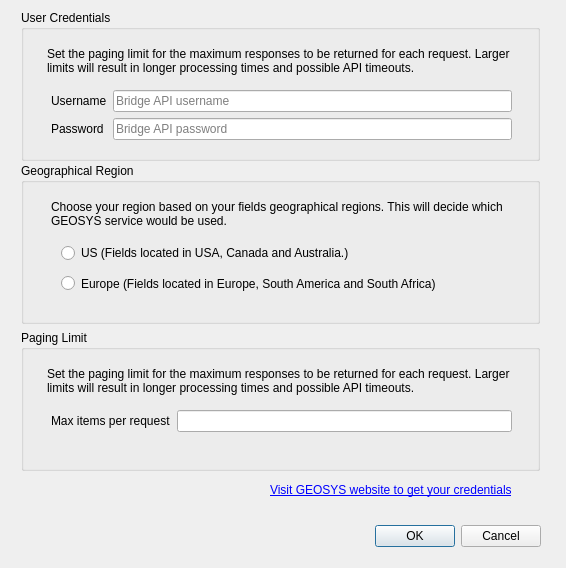
This is geosys/ui/templates/options_dialog_base.ui in earthdaily/qgis-plugin as Qt 5 draws it before an edit. The edited form follows.
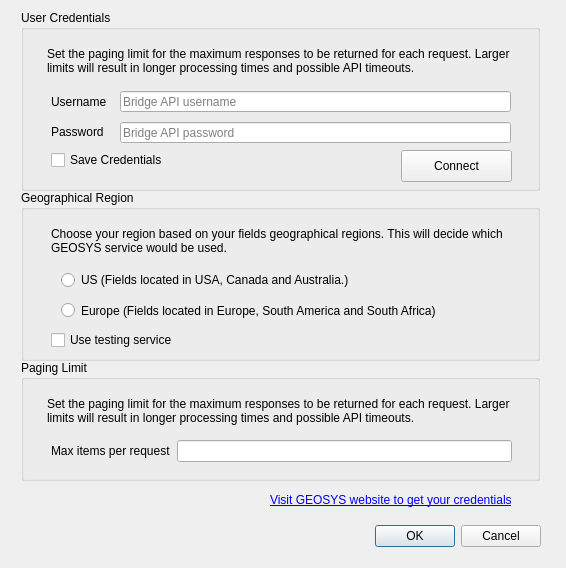
This is the edited form.

Commit message: add ui control for credentials option

Patch:
```diff
--- a/geosys/ui/templates/options_dialog_base.ui
+++ b/geosys/ui/templates/options_dialog_base.ui
@@ -39,7 +39,7 @@
    <property name="geometry">
     <rect>
      <x>270</x>
-     <y>480</y>
+     <y>490</y>
      <width>271</width>
      <height>20</height>
     </rect>
@@ -60,70 +60,12 @@
      <x>21</x>
      <y>10</y>
      <width>519</width>
-     <height>151</height>
+     <height>181</height>
     </rect>
    </property>
    <property name="title">
     <string>User Credentials</string>
    </property>
-   <widget class="QWidget" name="formLayoutWidget_2">
-    <property name="geometry">
-     <rect>
-      <x>30</x>
-      <y>80</y>
-      <width>461</width>
-      <height>54</height>
-     </rect>
-    </property>
-    <layout class="QFormLayout" name="formLayout_2">
-     <item row="0" column="0">
-      <widget class="QLabel" name="username_label">
-       <property name="text">
-        <string>Username</string>
-       </property>
-      </widget>
-     </item>
-     <item row="0" column="1">
-      <widget class="QLineEdit" name="username_form">
-       <property name="minimumSize">
-        <size>
-         <width>391</width>
-         <height>21</height>
-        </size>
-       </property>
-       <property name="placeholderText">
-        <string>Bridge API username</string>
-       </property>
-      </widget>
-     </item>
-     <item row="1" column="0">
-      <widget class="QLabel" name="password_label">
-       <property name="text">
-        <string>Password</string>
-       </property>
-      </widget>
-     </item>
-     <item row="1" column="1">
-      <widget class="QLineEdit" name="password_form">
-       <property name="minimumSize">
-        <size>
-         <width>391</width>
-         <height>21</height>
-        </size>
-       </property>
-       <property name="inputMethodHints">
-        <set>Qt::ImhHiddenText|Qt::ImhNoAutoUppercase|Qt::ImhNoPredictiveText|Qt::ImhSensitiveData</set>
-       </property>
-       <property name="echoMode">
-        <enum>QLineEdit::Password</enum>
-       </property>
-       <property name="placeholderText">
-        <string>Bridge API password</string>
-       </property>
-      </widget>
-     </item>
-    </layout>
-   </widget>
    <widget class="QLabel" name="credentials_label">
     <property name="geometry">
      <rect>
@@ -140,14 +82,113 @@
      <bool>true</bool>
     </property>
    </widget>
+   <widget class="QPushButton" name="connect_button">
+    <property name="geometry">
+     <rect>
+      <x>380</x>
+      <y>140</y>
+      <width>111</width>
+      <height>32</height>
+     </rect>
+    </property>
+    <property name="text">
+     <string>Connect</string>
+    </property>
+   </widget>
+   <widget class="QCheckBox" name="save_credentials_checkbox">
+    <property name="geometry">
+     <rect>
+      <x>30</x>
+      <y>140</y>
+      <width>131</width>
+      <height>20</height>
+     </rect>
+    </property>
+    <property name="text">
+     <string>Save Credentials</string>
+    </property>
+   </widget>
+   <widget class="QLineEdit" name="password_form">
+    <property name="geometry">
+     <rect>
+      <x>99</x>
+      <y>112</y>
+      <width>391</width>
+      <height>21</height>
+     </rect>
+    </property>
+    <property name="minimumSize">
+     <size>
+      <width>391</width>
+      <height>21</height>
+     </size>
+    </property>
+    <property name="inputMethodHints">
+     <set>Qt::ImhHiddenText|Qt::ImhNoAutoUppercase|Qt::ImhNoPredictiveText|Qt::ImhSensitiveData</set>
+    </property>
+    <property name="echoMode">
+     <enum>QLineEdit::Password</enum>
+    </property>
+    <property name="placeholderText">
+     <string>Bridge API password</string>
+    </property>
+   </widget>
+   <widget class="QLineEdit" name="username_form">
+    <property name="geometry">
+     <rect>
+      <x>99</x>
+      <y>81</y>
+      <width>391</width>
+      <height>21</height>
+     </rect>
+    </property>
+    <property name="minimumSize">
+     <size>
+      <width>391</width>
+      <height>21</height>
+     </size>
+    </property>
+    <property name="placeholderText">
+     <string>Bridge API username</string>
+    </property>
+   </widget>
+   <widget class="QLabel" name="username_label">
+    <property name="geometry">
+     <rect>
+      <x>30</x>
+      <y>81</y>
+      <width>61</width>
+      <height>21</height>
+     </rect>
+    </property>
+    <property name="text">
+     <string>Username</string>
+    </property>
+   </widget>
+   <widget class="QLabel" name="password_label">
+    <property name="geometry">
+     <rect>
+      <x>30</x>
+      <y>112</y>
+      <width>61</width>
+      <height>20</height>
+     </rect>
+    </property>
+    <property name="text">
+     <string>Password</string>
+    </property>
+    <property name="alignment">
+     <set>Qt::AlignLeading|Qt::AlignLeft|Qt::AlignVCenter</set>
+    </property>
+   </widget>
   </widget>
   <widget class="QGroupBox" name="region_group">
    <property name="geometry">
     <rect>
      <x>21</x>
-     <y>163</y>
+     <y>190</y>
      <width>519</width>
-     <height>161</height>
+     <height>171</height>
     </rect>
    </property>
    <property name="title">
@@ -195,14 +236,27 @@
      <bool>true</bool>
     </property>
    </widget>
+   <widget class="QCheckBox" name="testing_service_checkbox">
+    <property name="geometry">
+     <rect>
+      <x>30</x>
+      <y>140</y>
+      <width>151</width>
+      <height>20</height>
+     </rect>
+    </property>
+    <property name="text">
+     <string>Use testing service</string>
+    </property>
+   </widget>
   </widget>
   <widget class="QGroupBox" name="page_limit_group">
    <property name="geometry">
     <rect>
      <x>21</x>
-     <y>330</y>
+     <y>360</y>
      <width>519</width>
-     <height>141</height>
+     <height>121</height>
     </rect>
    </property>
    <property name="title">
```
The commit also changes 5 other files.
